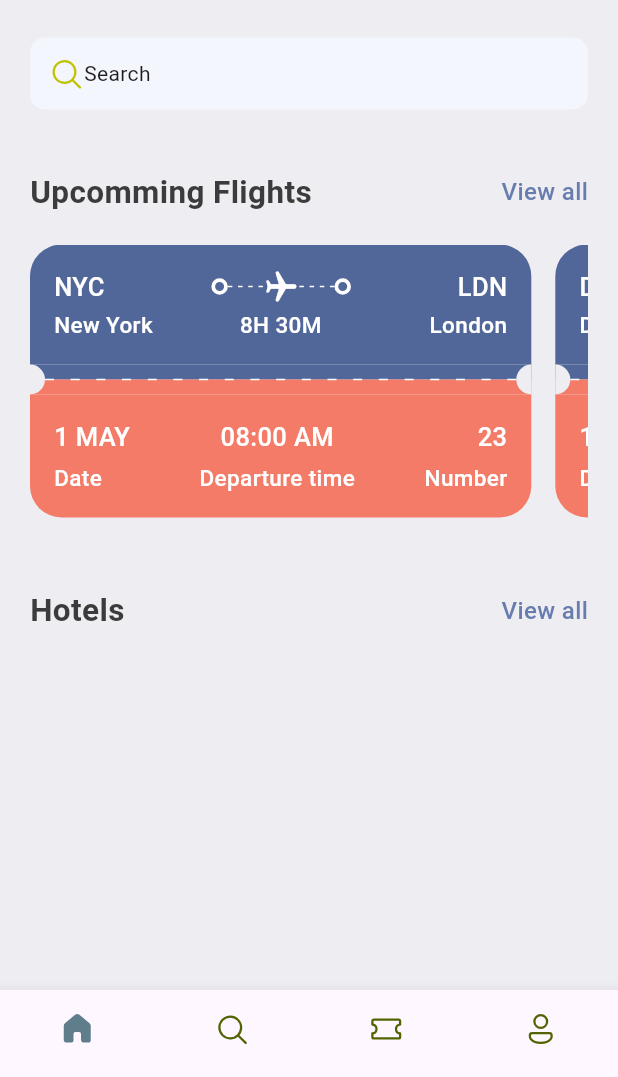
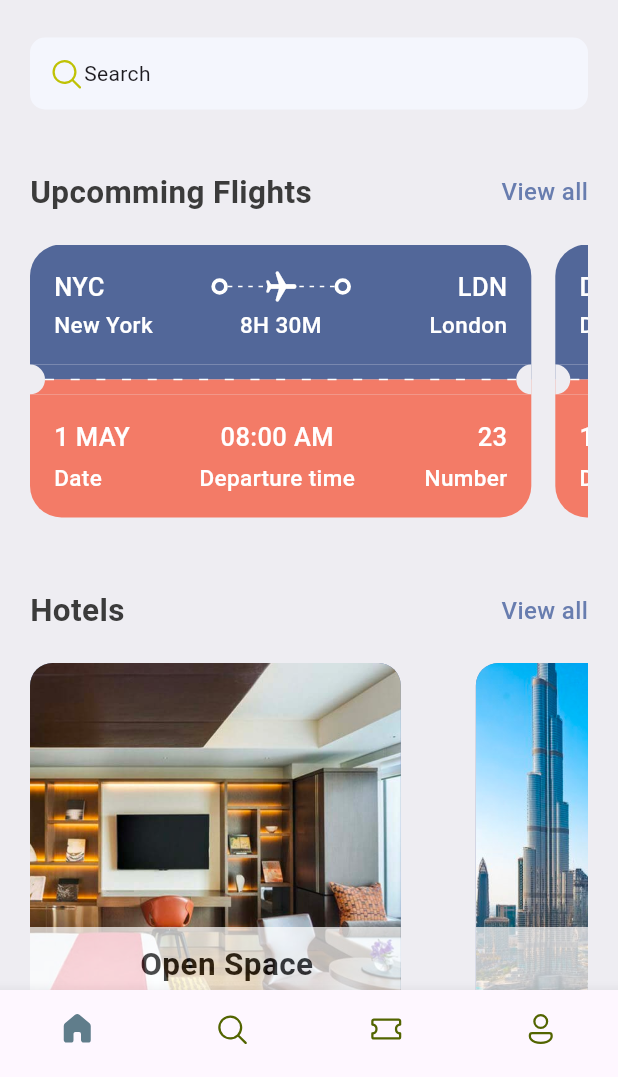
Before and after one commit to franklinserif/ticketsApp, a Flutter app: the screen it shows after launch, on a phone screen of 412 x 824 dp, the part 159-1236 px from its top. Run offline on Flutter 3.47's test engine with Material 3 defaults, Android fonts, the phone set to English and light mode, and no system bars; our stand-ins replace fluentui_icons.

Commit message:
feat(home_screen): :sparkles: add hotel list

```diff
--- a/lib/screens/home_screen.dart
+++ b/lib/screens/home_screen.dart
@@ -5,6 +5,7 @@ import 'package:ticket_app/base/res/styles/app_styles.dart';
 import 'package:ticket_app/base/res/widgets/app_double_text.dart';
 import 'package:ticket_app/base/res/widgets/ticket_view.dart';
 import 'package:ticket_app/base/utils/all_json.dart';
+import 'package:ticket_app/screens/widgets/hotel.dart';
 
 class HomeScreen extends StatelessWidget {
   const HomeScreen({super.key});
@@ -20,6 +21,7 @@ class HomeScreen extends StatelessWidget {
           Container(
               padding: const EdgeInsets.symmetric(horizontal: 20),
               child: Column(
+                crossAxisAlignment: CrossAxisAlignment.start,
                 children: [
                   Row(
                     mainAxisAlignment: MainAxisAlignment.spaceBetween,
@@ -85,6 +87,17 @@ class HomeScreen extends StatelessWidget {
                     smallText: 'View all',
                     func: () => {},
                   ),
+                  const SizedBox(height: 20),
+                  SingleChildScrollView(
+                      scrollDirection: Axis.horizontal,
+                      child: Row(
+                        children: hotelList
+                            .take(3)
+                            .map((singleHotel) => Hotel(
+                                  hotel: singleHotel,
+                                ))
+                            .toList(),
+                      ))
                 ],
               )),
         ],
```
